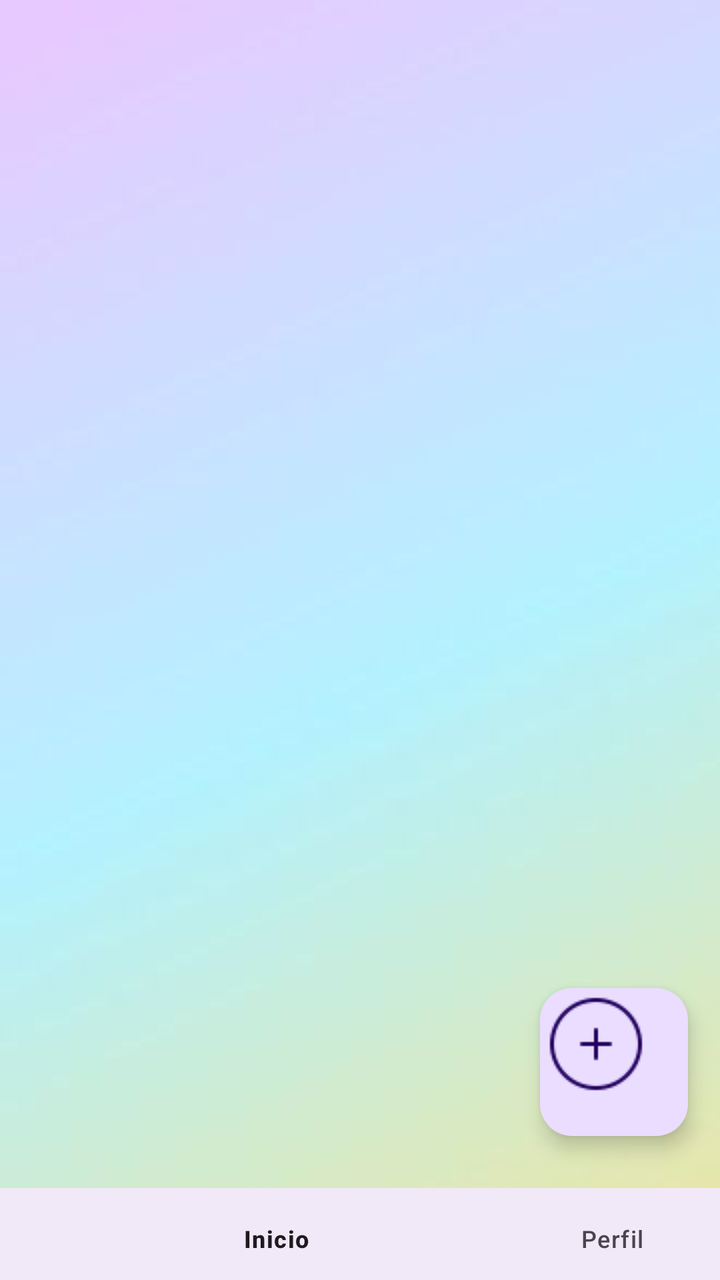
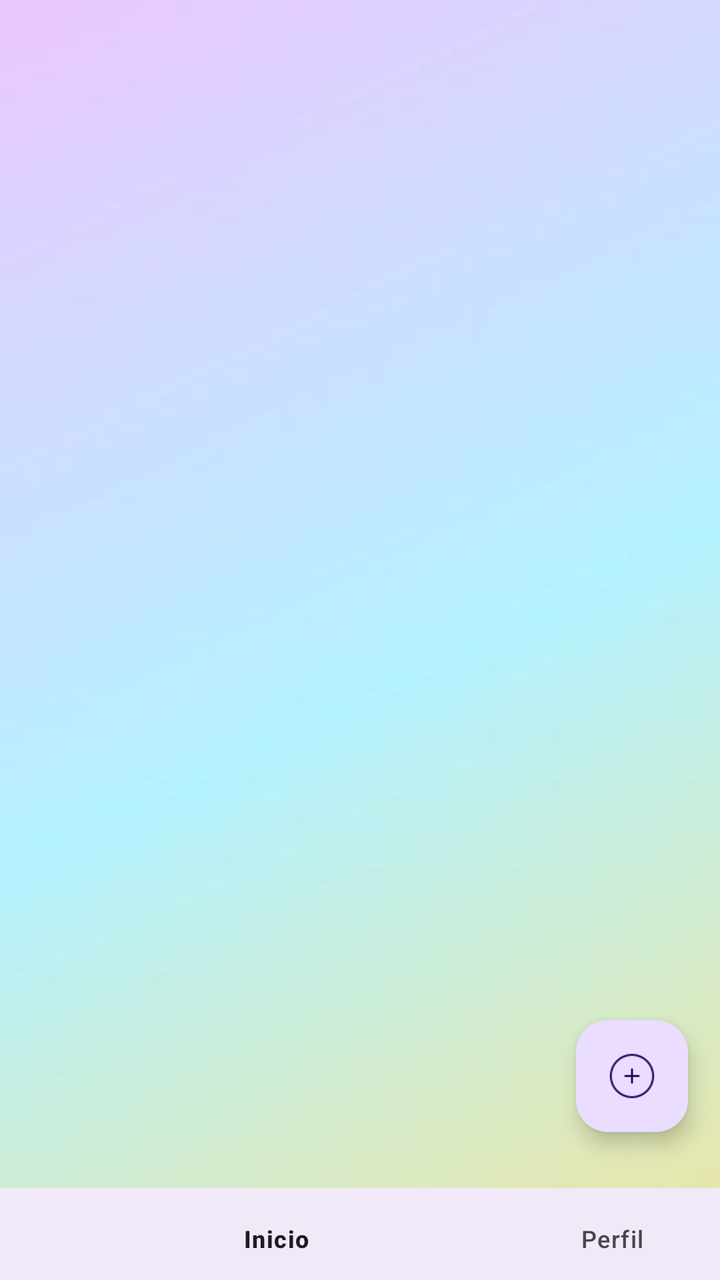

Before-and-after screenshots of an Android layout around one commit, followed by the original layout XML and the change that was made.
<!-- AndroidManifest.xml: application theme Theme.Appp -->
<!-- res/layout/activity_inicio_prestador.xml -->
<androidx.constraintlayout.widget.ConstraintLayout xmlns:android="http://schemas.android.com/apk/res/android"
    xmlns:app="http://schemas.android.com/apk/res-auto"
    xmlns:tools="http://schemas.android.com/tools"
    android:id="@+id/main"
    android:layout_width="match_parent"
    android:layout_height="match_parent"
    tools:context=".InicioPrestador">

    <ImageView
        android:id="@+id/imageView"
        android:layout_width="0dp"
        android:layout_height="0dp"
        android:scaleType="centerCrop"
        app:layout_constraintBottom_toBottomOf="parent"
        app:layout_constraintEnd_toEndOf="parent"
        app:layout_constraintHorizontal_bias="1.0"
        app:layout_constraintStart_toStartOf="parent"
        app:layout_constraintTop_toTopOf="parent"
        app:layout_constraintVertical_bias="1.0"
        app:srcCompat="@drawable/bdd4666fdcba42069e53862f98720581"
        tools:ignore="MissingConstraints" />

    <ListView
        android:id="@+id/listViewServicios"
        android:layout_width="match_parent"
        android:layout_height="0dp"
        android:layout_weight="1"
        tools:ignore="MissingConstraints" />

    <com.google.android.material.floatingactionbutton.FloatingActionButton
        android:id="@+id/fab_add_empresa"
        android:layout_width="74dp"
        android:layout_height="74dp"
        android:layout_margin="16dp"
        android:paddingEnd="16dp"
        android:paddingStart="30dp"
        android:paddingTop="16dp"
        android:paddingBottom="16dp"
        android:contentDescription="Agregar empresa"
        app:layout_constraintBottom_toBottomOf="parent"
        app:layout_constraintEnd_toEndOf="parent"
        app:layout_constraintTop_toTopOf="parent"
        app:layout_constraintVertical_bias="0.895"
        app:srcCompat="@drawable/add"
        app:maxImageSize="50dp"
        android:scaleType="center" />

    <com.google.android.material.bottomnavigation.BottomNavigationView
        android:id="@+id/bottomNavigationView"
        android:layout_width="445dp"
        android:layout_height="46dp"
        android:layout_alignParentBottom="true"
        android:background="?android:attr/windowBackground"
        app:layout_constraintBottom_toBottomOf="parent"
        app:layout_constraintTop_toTopOf="parent"
        app:layout_constraintVertical_bias="1.0"
        tools:ignore="MissingConstraints"
        tools:layout_editor_absoluteX="-1dp"
        app:menu="@menu/bottom_menu"/>
</androidx.constraintlayout.widget.ConstraintLayout>
<!-- resources referenced by this layout -->
<resources>
  <!-- drawable add: png bitmap (drawable, 934 bytes) -->
  <!-- drawable bdd4666fdcba42069e53862f98720581: jpg bitmap (drawable, 3754 bytes) -->
  <style name="Theme.Appp" parent="Base.Theme.Appp" />
  <style name="Base.Theme.Appp" parent="Theme.Material3.DayNight.NoActionBar">
          
          
      </style>
</resources>

<!-- the commit's change to res/layout/activity_inicio_prestador.xml (unified diff, before → after) -->
@@ -20,30 +20,28 @@
         app:srcCompat="@drawable/bdd4666fdcba42069e53862f98720581"
         tools:ignore="MissingConstraints" />
 
-    <ListView
-        android:id="@+id/listViewServicios"
+    <androidx.recyclerview.widget.RecyclerView
+        android:id="@+id/recyclerViewEmpresas"
         android:layout_width="match_parent"
         android:layout_height="0dp"
-        android:layout_weight="1"
-        tools:ignore="MissingConstraints" />
+        android:layout_marginTop="16dp"
+        android:layout_marginBottom="16dp"
+        app:layout_constraintTop_toTopOf="parent"
+        app:layout_constraintStart_toStartOf="parent"
+        app:layout_constraintEnd_toEndOf="parent"
+        tools:listitem="@layout/item_empresa" />
 
     <com.google.android.material.floatingactionbutton.FloatingActionButton
         android:id="@+id/fab_add_empresa"
-        android:layout_width="74dp"
-        android:layout_height="74dp"
+        android:layout_width="wrap_content"
+        android:layout_height="wrap_content"
         android:layout_margin="16dp"
-        android:paddingEnd="16dp"
-        android:paddingStart="30dp"
-        android:paddingTop="16dp"
-        android:paddingBottom="16dp"
         android:contentDescription="Agregar empresa"
         app:layout_constraintBottom_toBottomOf="parent"
         app:layout_constraintEnd_toEndOf="parent"
         app:layout_constraintTop_toTopOf="parent"
         app:layout_constraintVertical_bias="0.895"
-        app:srcCompat="@drawable/add"
-        app:maxImageSize="50dp"
-        android:scaleType="center" />
+        app:srcCompat="@drawable/add" />
 
     <com.google.android.material.bottomnavigation.BottomNavigationView
         android:id="@+id/bottomNavigationView"
@@ -57,4 +55,43 @@
         tools:ignore="MissingConstraints"
         tools:layout_editor_absoluteX="-1dp"
         app:menu="@menu/bottom_menu"/>
+
 </androidx.constraintlayout.widget.ConstraintLayout>
+<!-- res/layout/item_empresa.xml (included above) -->
+<?xml version="1.0" encoding="utf-8"?>
+<LinearLayout xmlns:android="http://schemas.android.com/apk/res/android"
+    android:layout_width="match_parent"
+    android:layout_height="wrap_content"
+    android:orientation="vertical"
+    android:padding="16dp">
+
+        
+        <TextView
+            android:id="@+id/tvNombreEmpresa"
+            android:layout_width="wrap_content"
+            android:layout_height="wrap_content"
+            android:text="Nombre Empresa"
+            android:textSize="18sp"
+            android:textStyle="bold"/>
+
+
+        
+        <LinearLayout
+            android:layout_width="match_parent"
+            android:layout_height="wrap_content"
+            android:orientation="horizontal"
+            android:gravity="end">
+
+            <Button
+                android:id="@+id/btnEditar"
+                android:layout_width="wrap_content"
+                android:layout_height="wrap_content"
+                android:text="Editar"/>
+
+            <Button
+                android:id="@+id/btnEliminar"
+                android:layout_width="wrap_content"
+                android:layout_height="wrap_content"
+                android:text="Eliminar"/>
+        </LinearLayout>
+</LinearLayout>
